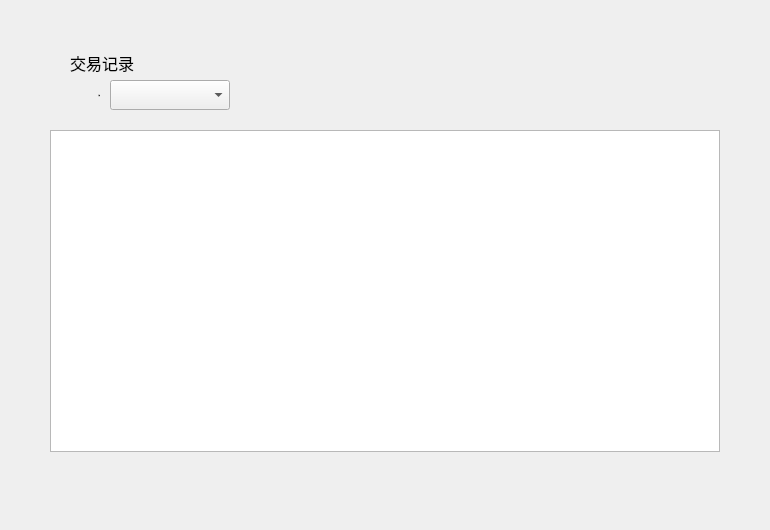
Old version of the form LNKWallet/transfer/transferrecordwidget.ui in the repository HcashOrg/hx-indicator.
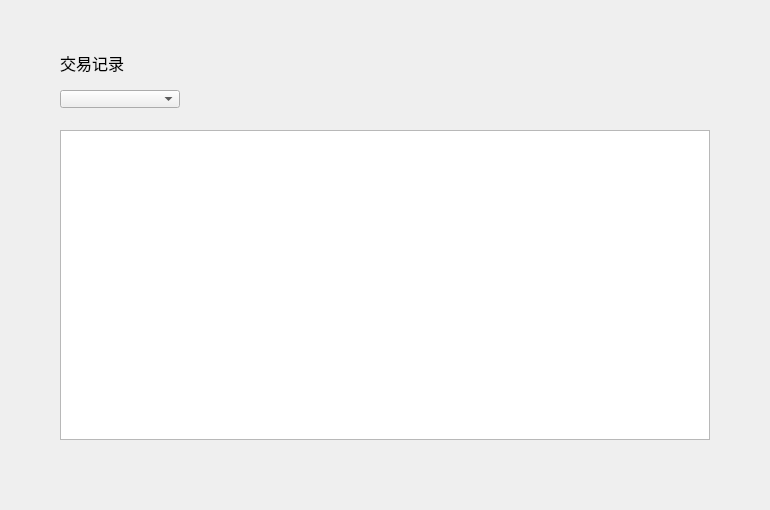
New version of the form.

What changed in the file:
```diff
--- a/LNKWallet/transfer/transferrecordwidget.ui
+++ b/LNKWallet/transfer/transferrecordwidget.ui
@@ -7,7 +7,7 @@
     <x>0</x>
     <y>0</y>
     <width>770</width>
-    <height>530</height>
+    <height>510</height>
    </rect>
   </property>
   <property name="windowTitle">
@@ -16,10 +16,10 @@
   <widget class="QTableWidget" name="transferRecordTableWidget">
    <property name="geometry">
     <rect>
-     <x>50</x>
+     <x>60</x>
      <y>130</y>
-     <width>670</width>
-     <height>322</height>
+     <width>650</width>
+     <height>310</height>
     </rect>
    </property>
    <property name="showGrid">
@@ -113,10 +113,10 @@
   <widget class="QComboBox" name="assetComboBox">
    <property name="geometry">
     <rect>
-     <x>110</x>
-     <y>80</y>
+     <x>60</x>
+     <y>90</y>
      <width>120</width>
-     <height>30</height>
+     <height>18</height>
     </rect>
    </property>
    <property name="font">
@@ -125,38 +125,10 @@
     </font>
    </property>
   </widget>
-  <widget class="QLabel" name="label">
-   <property name="geometry">
-    <rect>
-     <x>40</x>
-     <y>80</y>
-     <width>60</width>
-     <height>30</height>
-    </rect>
-   </property>
-   <property name="font">
-    <font>
-     <family>&quot;微软雅黑&quot;</family>
-     <pointsize>-1</pointsize>
-     <weight>50</weight>
-     <italic>false</italic>
-     <bold>false</bold>
-    </font>
-   </property>
-   <property name="styleSheet">
-    <string notr="true">font: 14px \&quot;微软雅黑\&quot;;</string>
-   </property>
-   <property name="text">
-    <string>币种</string>
-   </property>
-   <property name="alignment">
-    <set>Qt::AlignRight|Qt::AlignTrailing|Qt::AlignVCenter</set>
-   </property>
-  </widget>
   <widget class="QLabel" name="title_label">
    <property name="geometry">
     <rect>
-     <x>70</x>
+     <x>60</x>
      <y>50</y>
      <width>200</width>
      <height>26</height>
@@ -176,7 +148,7 @@
    <property name="geometry">
     <rect>
      <x>0</x>
-     <y>477</y>
+     <y>470</y>
      <width>770</width>
      <height>41</height>
     </rect>
```
